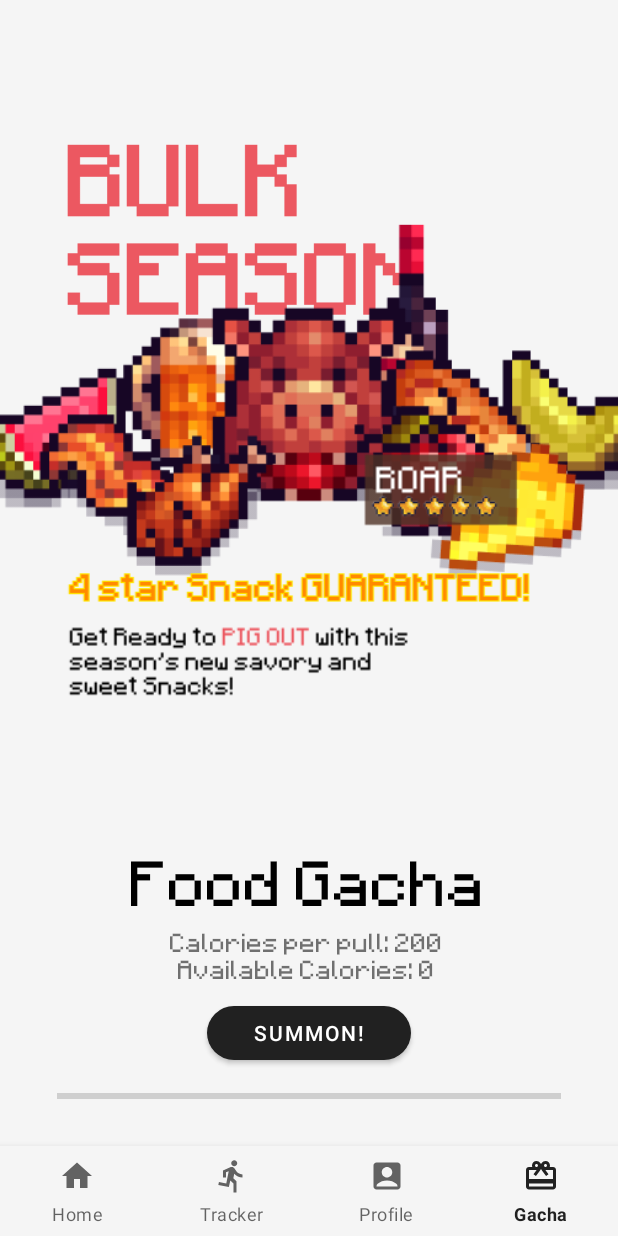
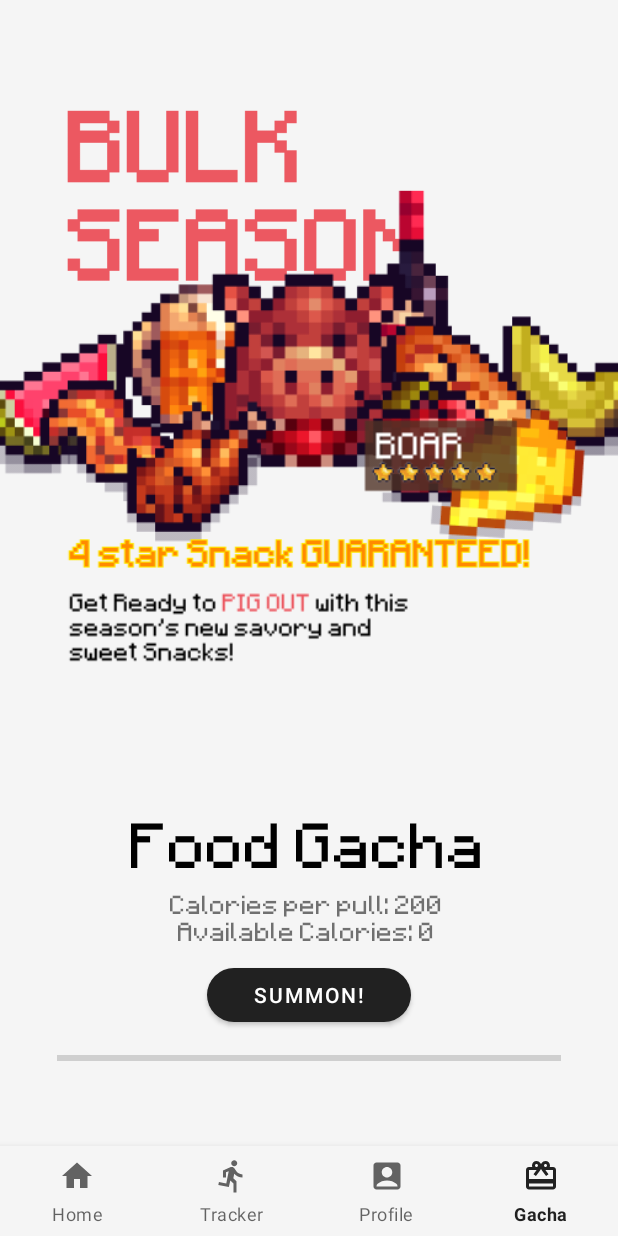
Before and after one commit to kylezhao101/fit-foodie-app, an Android app: the GachaActivity screen opened directly, with no data from a screen before it, on a phone screen of 412 x 824 dp. Run offline under Robolectric (Android 15) with nearby library versions, the phone set to English and light mode, and no system bars.

Commit message:
Edit gacha page responsiveness

```diff
--- a/app/src/main/res/layout/gacha_page.xml
+++ b/app/src/main/res/layout/gacha_page.xml
@@ -5,20 +5,12 @@
     android:layout_height="match_parent"
     xmlns:app="http://schemas.android.com/apk/res-auto">
 
-    <LinearLayout
-        android:id="@+id/linearLayout2"
-        android:layout_width="match_parent"
-        android:layout_height="match_parent"
-        android:orientation="vertical"
-        app:layout_constraintBottom_toBottomOf="parent"
-        app:layout_constraintEnd_toEndOf="parent"
-        app:layout_constraintStart_toStartOf="parent"
-        app:layout_constraintTop_toTopOf="parent">
-
     <FrameLayout
         android:layout_width="match_parent"
-            android:layout_height="match_parent"
-            android:layout_weight="1">
+        android:layout_height="0dp"
+        android:layout_weight="1"
+        app:layout_constraintBottom_toTopOf="@+id/linearLayout2"
+        app:layout_constraintTop_toTopOf="parent">
 
         <Button
             android:id="@+id/calorieButton"
@@ -40,10 +32,15 @@
     </FrameLayout>
 
     <LinearLayout
+        android:id="@+id/linearLayout2"
         android:layout_width="match_parent"
-            android:layout_height="match_parent"
+        android:layout_height="wrap_content"
         android:layout_weight="2"
-            android:orientation="vertical">
+        android:gravity="center|center_horizontal"
+        android:orientation="vertical"
+        android:paddingTop="20dp"
+        android:paddingBottom="20dp"
+        app:layout_constraintBottom_toTopOf="@+id/bottom_navigation">
 
         <TextView
             android:id="@+id/gachaTextView"
@@ -91,17 +88,13 @@
 
         <TextView
             android:id="@+id/textMove"
-                android:layout_width="200dp"
+            android:layout_width="match_parent"
             android:layout_height="wrap_content"
-                android:layout_gravity="center_horizontal"
-                android:layout_marginStart="201dp"
+            android:layout_gravity="center"
             android:layout_marginTop="0dp"
-                android:layout_marginEnd="202dp"
-                android:gravity="center_horizontal"
+            android:gravity="center|center_vertical"
             android:textColor="#02DD98"
             android:textSize="24sp" />
-
-        </LinearLayout>
 
     </LinearLayout>
 
```
Lines whose indentation alone changed are shown as unchanged.
